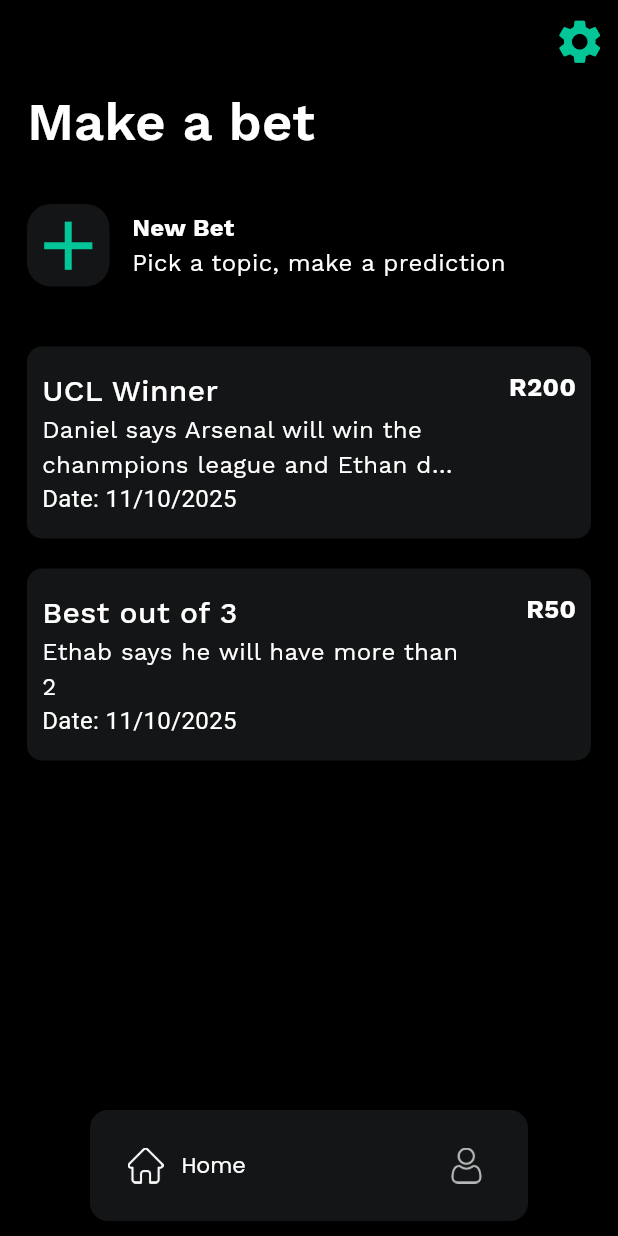
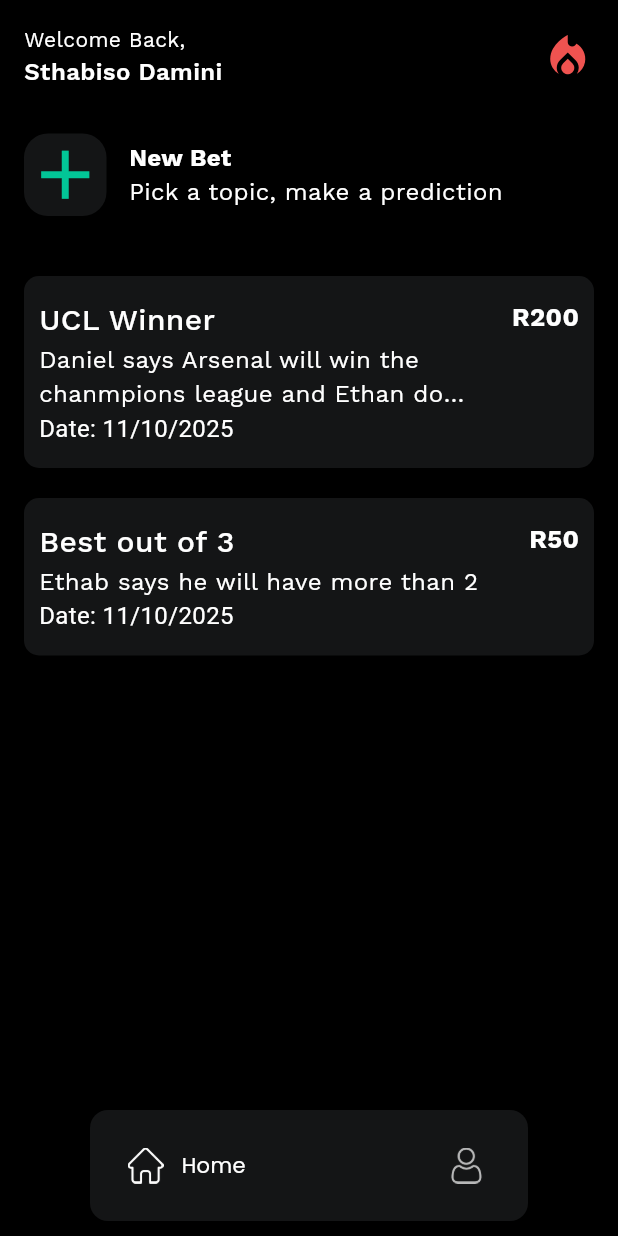
Before and after one commit to Sthabiso10/Wager-App, a Flutter app: the screen it shows once a user with an empty profile is signed in, on a phone screen of 412 x 824 dp. Run offline on Flutter 3.47's test engine with Material 3 defaults, Android fonts, the phone set to English and light mode, and no system bars; drawn by our look-alikes of google_nav_bar; our stand-ins replace cloud_firestore, firebase_auth, firebase_core, get_it, google_fonts, stacked; accounts and stored records are empty; Roboto replaces fonts that are missing (Ubuntu).

Commit message:
Update home_view.dart

```diff
--- a/lib/app/home/views/home_view.dart
+++ b/lib/app/home/views/home_view.dart
@@ -15,32 +15,52 @@ class HomeView extends StatelessWidget {
         viewModelBuilder: () => HomeViewModel(),
         builder: (context, model, child) => Scaffold(
               backgroundColor: backgroundColor,
-              appBar: AppBar(
-                elevation: 0,
-                backgroundColor: Colors.transparent,
-                actions: [
-                  IconButton(
-                      onPressed: () => model.openSettings(context),
-                      icon: Icon(
-                        Icons.settings,
-                        color: colorAccent,
-                        size: 35,
-                      ))
-                ],
-              ),
-              body: Padding(
-                padding: const EdgeInsets.symmetric(horizontal: 18.0),
+              body: SafeArea(
+                left: true,
+                right: true,
+                top: true,
+                bottom: true,
+                minimum: const EdgeInsets.all(16),
                 child: SingleChildScrollView(
                   child: Column(
                     crossAxisAlignment: CrossAxisAlignment.start,
                     children: [
-                      Text(
-                        "Make a bet",
-                        style: GoogleFonts.workSans(
-                            color: colorText,
-                            fontSize: 35,
-                            fontWeight: FontWeight.w600),
-                        textAlign: TextAlign.left,
+                      Row(
+                        mainAxisAlignment: MainAxisAlignment.spaceBetween,
+                        children: [
+                          Column(
+                            crossAxisAlignment: CrossAxisAlignment.start,
+                            mainAxisAlignment: MainAxisAlignment.start,
+                            children: [
+                              Text(
+                                "Welcome Back,",
+                                style: GoogleFonts.workSans(
+                                  color: colorText,
+                                  fontSize: 14,
+                                  fontWeight: FontWeight.w400,
+                                ),
+                                textAlign: TextAlign.start,
+                              ),
+                              Text('Sthabiso Damini',
+                                  style: GoogleFonts.workSans(
+                                      color: colorText,
+                                      fontSize: 16,
+                                      fontWeight: FontWeight.w600)),
+                            ],
+                          ),
+                          Row(
+                            children: [
+                              const SizedBox(
+                                width: 8,
+                              ),
+                              Icon(
+                                Icons.local_fire_department,
+                                color: Colors.red.shade400,
+                                size: 35,
+                              ),
+                            ],
+                          ),
+                        ],
                       ),
                       const SizedBox(
                         height: 30,
```
